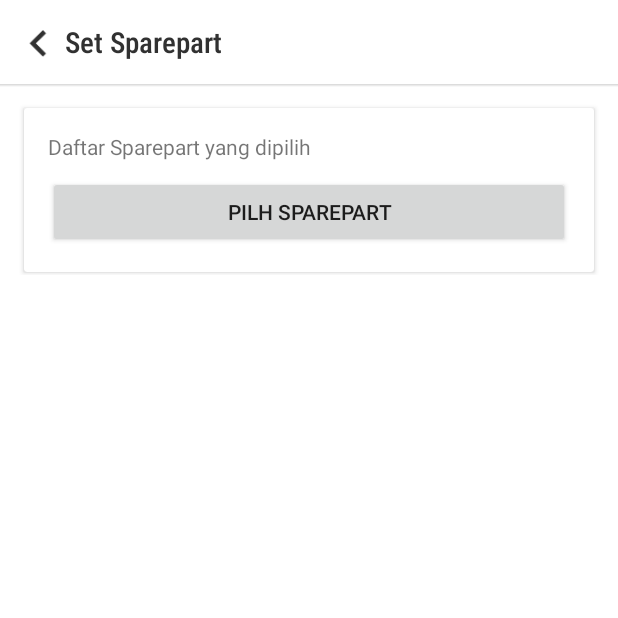
After one commit to erthru/android-pthabgsm, an Android app: the TeknisiSetSparepartActivity screen opened directly, with no data from a screen before it, on a phone screen of 412 x 824 dp, the top half of it. The commit adds this screen. Run offline under Robolectric (Android 15) with nearby library versions, the phone set to English and light mode, and no system bars; libraries missing offline, so code that uses them is left out: com.afollestad.materialdialogs, es.dmoral.toasty.

Commit message:
set sparepart 1/2

```diff
--- a/app/src/main/AndroidManifest.xml
+++ b/app/src/main/AndroidManifest.xml
@@ -13,6 +13,8 @@
             android:supportsRtl="true"
             android:theme="@style/AppTheme"
             tools:ignore="GoogleAppIndexingWarning">
+        <activity android:name=".ui.teknisisetsparepart.TeknisiSetSparepartActivity">
+        </activity>
         <activity android:name=".ui.teknisiservisdetail.TeknisiServisDetailActivity">
         </activity>
         <activity android:name=".ui.teknisimain.TeknisiMainActivity">
--- /dev/null
+++ b/app/src/main/java/com/ertohru/pthabgsm/ui/teknisisetsparepart/TeknisiSetSparepartActivity.kt
@@ -0,0 +1,101 @@
+package com.ertohru.pthabgsm.ui.teknisisetsparepart
+
+import androidx.appcompat.app.AppCompatActivity
+import android.os.Bundle
+import android.util.Log
+import androidx.recyclerview.widget.DividerItemDecoration
+import androidx.recyclerview.widget.LinearLayoutManager
+import androidx.recyclerview.widget.RecyclerView
+import com.afollestad.materialdialogs.MaterialDialog
+import com.afollestad.materialdialogs.customview.customView
+import com.ertohru.pthabgsm.R
+import com.ertohru.pthabgsm.api.Client
+import com.ertohru.pthabgsm.api.Support
+import com.ertohru.pthabgsm.api.model.DaftarBarangServis
+import com.ertohru.pthabgsm.api.model.DaftarBarangServisByJenisNonPagingResponse
+import com.ertohru.pthabgsm.utils.Loading
+import es.dmoral.toasty.Toasty
+import kotlinx.android.synthetic.main.activity_teknisi_set_sparepart.*
+import kotlinx.android.synthetic.main.dialog_select_sparepart.view.*
+import retrofit2.Call
+import retrofit2.Response
+
+class TeknisiSetSparepartActivity : AppCompatActivity() {
+
+    companion object{
+        var SELECTED_SPAREPART = ArrayList<SelectedSparepart>()
+    }
+
+    private var jenis = ""
+
+    override fun onCreate(savedInstanceState: Bundle?) {
+        super.onCreate(savedInstanceState)
+        setContentView(R.layout.activity_teknisi_set_sparepart)
+
+        supportActionBar?.hide()
+
+        val i = intent
+        jenis = i.getStringExtra("jenis")
+
+        btnBackTSS.setOnClickListener { finish() }
+        btnPilihTSS.setOnClickListener { loadSparepart() }
+    }
+
+    private fun loadSparepart(){
+
+        val loading = Loading(this)
+        loading.show("Memuat sparepart ...")
+
+        Client().prepare(Support.API_PTHABGSM).daftarBarangServisByJenisNonPaging(jenis)
+            .enqueue(object: retrofit2.Callback<DaftarBarangServisByJenisNonPagingResponse>{
+
+                override fun onFailure(call: Call<DaftarBarangServisByJenisNonPagingResponse>, t: Throwable) {
+                    loading.dismiss()
+                    Toasty.error(applicationContext, "Koneksi gagal.", Toasty.LENGTH_SHORT).show()
+                }
+
+                override fun onResponse(
+                    call: Call<DaftarBarangServisByJenisNonPagingResponse>,
+                    response: Response<DaftarBarangServisByJenisNonPagingResponse>
+                ) {
+
+                    if (response.isSuccessful){
+                        loading.dismiss()
+
+                        Log.d("RESPONSE", response?.body().toString())
+
+                        val dView = layoutInflater.inflate(R.layout.dialog_select_sparepart, null, false)
+                        dView.rvDSS.setHasFixedSize(true)
+                        dView.rvDSS.layoutManager = LinearLayoutManager(applicationContext)
+
+                        dView.rvDSS.adapter = TeknisiSetSparepartRecyclerView(response?.body()?.daftar_barang_servis)
+                        dView.rvDSS.addItemDecoration(DividerItemDecoration(applicationContext, DividerItemDecoration.VERTICAL))
+
+                        val dialog = MaterialDialog(this@TeknisiSetSparepartActivity)
+                        dialog.customView(null, dView, true, false)
+
+                        dialog.positiveButton(null, "SELESAI"){
+                            if (SELECTED_SPAREPART.size == 0){
+                                Toasty.error(applicationContext, "Sparepart tidak ada yang dipilih", Toasty.LENGTH_SHORT).show()
+                            }else{
+
+                            }
+                        }
+                        dialog.negativeButton(null, "BATAL"){
+                            dialog.dismiss()
+                        }
+                        dialog.show()
+
+                    }
+
+                }
+
+            })
+    }
+
+    data class SelectedSparepart (
+        val id: String,
+        val nama: String,
+        val harga: String
+    )
+}
--- /dev/null
+++ b/app/src/main/res/layout/activity_teknisi_set_sparepart.xml
@@ -0,0 +1,71 @@
+<?xml version="1.0" encoding="utf-8"?>
+<androidx.constraintlayout.widget.ConstraintLayout
+        xmlns:android="http://schemas.android.com/apk/res/android"
+        xmlns:tools="http://schemas.android.com/tools"
+        xmlns:app="http://schemas.android.com/apk/res-auto"
+        android:layout_width="match_parent"
+        android:layout_height="match_parent"
+        tools:context=".ui.teknisisetsparepart.TeknisiSetSparepartActivity">
+
+    <LinearLayout
+            android:orientation="vertical"
+            android:layout_width="match_parent"
+            android:layout_height="match_parent">
+        <FrameLayout
+                android:layout_width="match_parent"
+                android:layout_height="56dp" android:paddingLeft="16dp" android:paddingRight="16dp"
+        >
+            <LinearLayout
+                    android:orientation="horizontal"
+                    android:layout_width="match_parent"
+                    android:layout_height="match_parent" android:gravity="center_vertical">
+                <ImageView
+                        android:src="@drawable/ic_keyboard_arrow_left_black_24dp"
+                        android:layout_width="35dp"
+                        android:layout_height="35dp" android:id="@+id/btnBackTSS" android:layout_weight="0"
+                        android:scaleType="fitXY" android:layout_marginTop="2dp" android:layout_marginLeft="-8dp"/>
+                <TextView
+                        android:text="Set Sparepart"
+                        android:layout_width="wrap_content"
+                        android:layout_height="wrap_content" android:id="@+id/textView2"
+                        android:layout_gravity="center_vertical" android:textSize="19sp"
+                        android:textColor="@color/colorTitle"
+                        android:fontFamily="sans-serif-condensed-light" android:textStyle="bold"/>
+            </LinearLayout>
+        </FrameLayout>
+        <FrameLayout android:layout_width="match_parent" android:layout_height="2dp"
+                     android:background="@drawable/toolbar_shadow">
+        </FrameLayout>
+        <ScrollView
+                android:layout_width="match_parent"
+                android:layout_height="match_parent">
+            <LinearLayout android:layout_width="match_parent" android:layout_height="wrap_content"
+                          android:orientation="vertical">
+                <androidx.cardview.widget.CardView
+                        android:layout_width="match_parent"
+                        android:layout_height="match_parent" android:layout_marginLeft="16dp"
+                        android:layout_marginTop="14dp" android:layout_marginRight="16dp"
+                        android:layout_marginBottom="2dp">
+                    <LinearLayout
+                            android:orientation="vertical"
+                            android:layout_width="match_parent"
+                            android:layout_height="match_parent" android:padding="16dp">
+                        <TextView
+                                android:text="Daftar Sparepart yang dipilih"
+                                android:layout_width="match_parent"
+                                android:layout_height="wrap_content" android:id="@+id/textView37"/>
+                        <androidx.recyclerview.widget.RecyclerView
+                                android:layout_width="match_parent"
+                                android:layout_height="match_parent" android:layout_marginTop="10dp"
+                                android:visibility="gone" android:id="@+id/rvTSS"/>
+                        <Button
+                                android:text="PILH SPAREPART"
+                                android:layout_width="match_parent"
+                                android:layout_height="wrap_content" android:id="@+id/btnPilihTSS"
+                                android:layout_marginTop="10dp"/>
+                    </LinearLayout>
+                </androidx.cardview.widget.CardView>
+            </LinearLayout>
+        </ScrollView>
+    </LinearLayout>
+</androidx.constraintlayout.widget.ConstraintLayout>
```
Also changed, not shown: app/src/main/java/com/ertohru/pthabgsm/api/EndPoint.kt (+21 -0 lines), app/src/main/java/com/ertohru/pthabgsm/api/model/DaftarBarangServisByJenisNonPagingResponse.kt (added, +17 -0 lines), app/src/main/java/com/ertohru/pthabgsm/api/model/DitolakBookingResponse.kt (added, +11 -0 lines), app/src/main/java/com/ertohru/pthabgsm/ui/teknisiservisdetail/TeknisiServisDetailActivity.kt (+95 -0 lines), app/src/main/java/com/ertohru/pthabgsm/ui/teknisisetsparepart/TeknisiSetSparepartRecyclerView.kt (added, +45 -0 lines), app/src/main/res/layout/dialog_select_sparepart.xml (added, +20 -0 lines), app/src/main/res/layout/dialog_tolak_teknisi.xml (added, +19 -0 lines), app/src/main/res/layout/list_select_sparepart.xml (added, +36 -0 lines).
